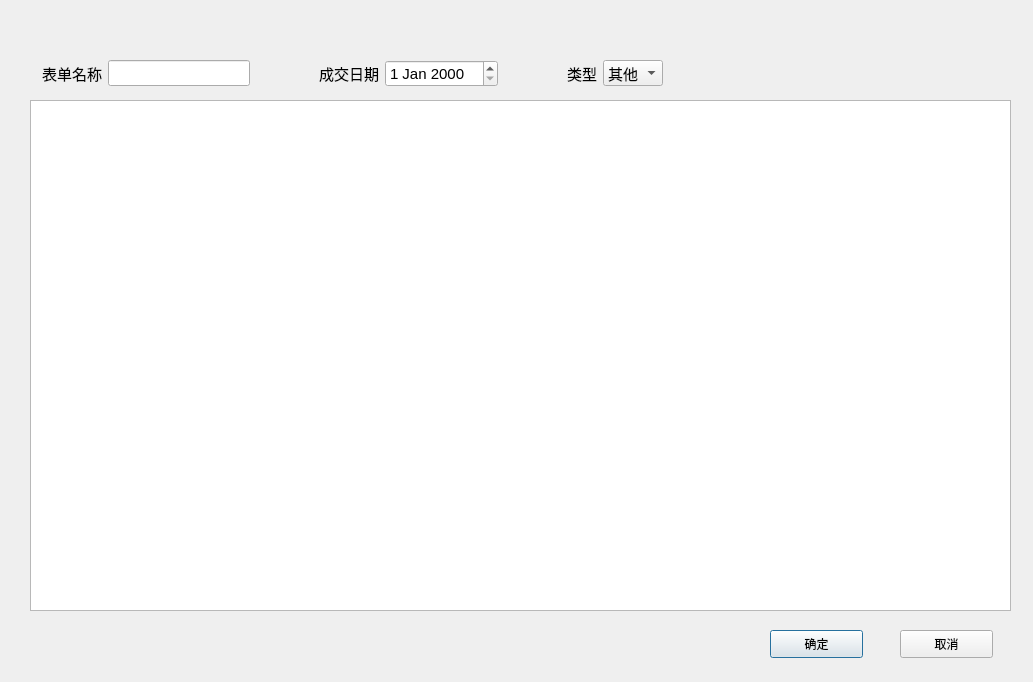
Before: the Qt Designer form dialognewtable.ui in zhanglongkun/Form-management-system, drawn with Qt 5.
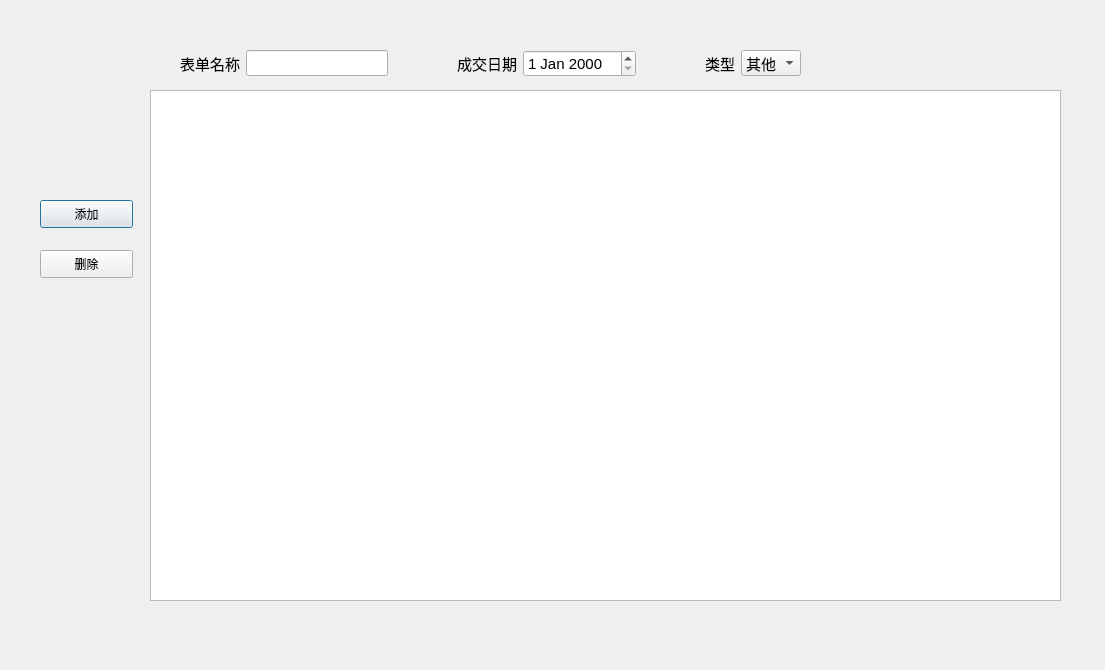
After: the same form once the commit is applied.

Patch:
```diff
--- a/dialognewtable.ui
+++ b/dialognewtable.ui
@@ -6,8 +6,8 @@
    <rect>
     <x>0</x>
     <y>0</y>
-    <width>1033</width>
-    <height>682</height>
+    <width>1105</width>
+    <height>670</height>
    </rect>
   </property>
   <property name="windowTitle">
@@ -16,9 +16,9 @@
   <widget class="QTableWidget" name="tableWidget">
    <property name="geometry">
     <rect>
-     <x>30</x>
-     <y>100</y>
-     <width>981</width>
+     <x>150</x>
+     <y>90</y>
+     <width>911</width>
      <height>511</height>
     </rect>
    </property>
@@ -26,34 +26,34 @@
   <widget class="QPushButton" name="ok">
    <property name="geometry">
     <rect>
-     <x>770</x>
-     <y>630</y>
+     <x>40</x>
+     <y>200</y>
      <width>93</width>
      <height>28</height>
     </rect>
    </property>
    <property name="text">
-    <string>确定</string>
+    <string>添加</string>
    </property>
   </widget>
   <widget class="QPushButton" name="cancel">
    <property name="geometry">
     <rect>
-     <x>900</x>
-     <y>630</y>
+     <x>40</x>
+     <y>250</y>
      <width>93</width>
      <height>28</height>
     </rect>
    </property>
    <property name="text">
-    <string>取消</string>
+    <string>删除</string>
    </property>
   </widget>
   <widget class="QWidget" name="layoutWidget">
    <property name="geometry">
     <rect>
-     <x>42</x>
-     <y>60</y>
+     <x>180</x>
+     <y>50</y>
      <width>621</width>
      <height>27</height>
     </rect>
```
Left out of the diff: 4 changed lines with no effect on the pictures.
